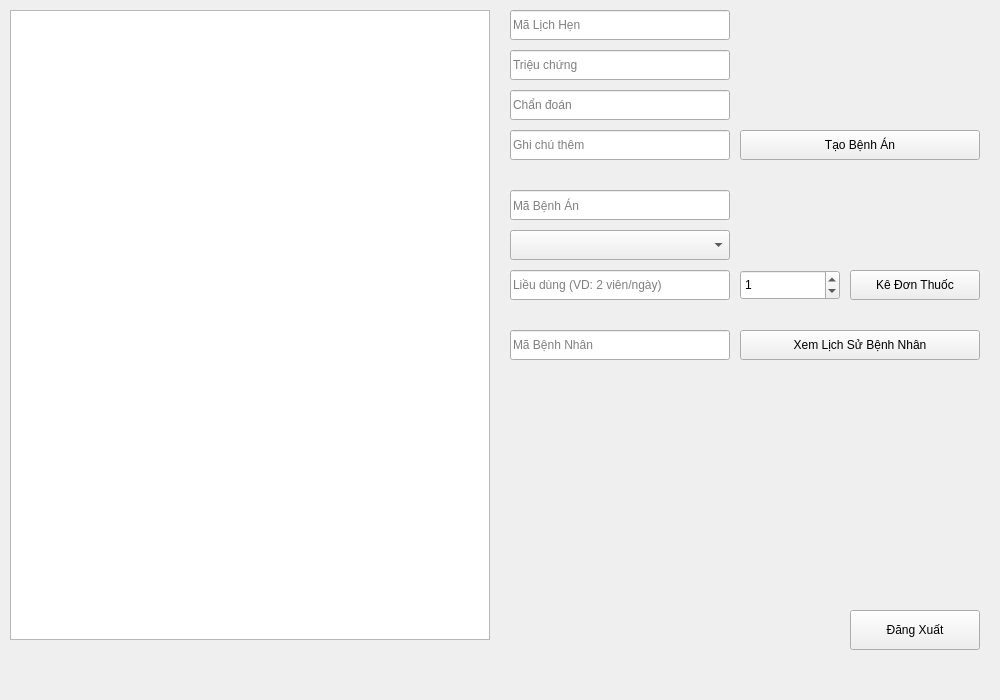
The window that src/ui/DoctorMenu.ui (prestonwanttorevenge/PBL2) describes before a commit, drawn with Qt 5.
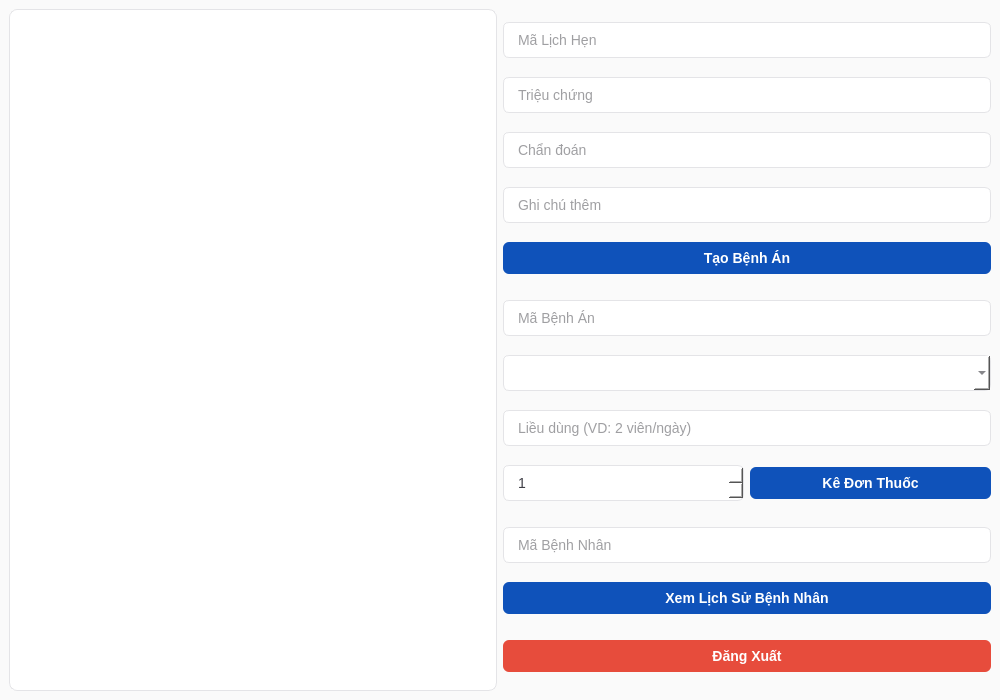
The same window after the commit.

Commit message: Đã làm xong UI

```diff
--- a/src/ui/DoctorMenu.ui
+++ b/src/ui/DoctorMenu.ui
@@ -2,88 +2,119 @@
 <ui version="4.0">
  <class>DoctorMenu</class>
  <widget class="QMainWindow" name="DoctorMenu">
-  <property name="geometry">
-   <rect>
-    <x>0</x>
-    <y>0</y>
-    <width>1000</width>
-    <height>700</height>
-   </rect>
-  </property>
-  <property name="windowTitle">
-   <string>Giao Diện Bác Sĩ - Doctor Menu</string>
-  </property>
-  <widget class="QWidget" name="centralwidget">
-   <!-- Bảng Lịch hẹn / Danh sách khám -->
-   <widget class="QTableWidget" name="tableAppointments">
-    <property name="geometry">
-     <rect>
-      <x>10</x>
-      <y>10</y>
-      <width>480</width>
-      <height>630</height>
-     </rect>
-    </property>
-   </widget>
+  <property name="geometry"><rect><x>0</x><y>0</y><width>1000</width><height>700</height></rect></property>
+  <property name="windowTitle"><string>Giao Diện Bác Sĩ - Doctor Menu</string></property>
+  <property name="styleSheet"><string>QWidget {
+    font-family: 'Inter', 'Segoe UI', 'Arial', sans-serif;
+    font-size: 14px;
+    color: #18181b; /* kẽm-900 (zinc-900) - màu đen dịu */
+    background-color: #fafafa; /* kẽm-50 (zinc-50) - nền trắng xám dịu mắt */
+}
 
-   <!-- Ô nhập tạo Bệnh án -->
-   <widget class="QLineEdit" name="txtAppointmentId">
-    <property name="geometry"><rect><x>510</x><y>10</y><width>220</width><height>30</height></rect></property>
-    <property name="placeholderText"><string>Mã Lịch Hẹn</string></property>
-   </widget>
-   <widget class="QLineEdit" name="txtSymptoms">
-    <property name="geometry"><rect><x>510</x><y>50</y><width>220</width><height>30</height></rect></property>
-    <property name="placeholderText"><string>Triệu chứng</string></property>
-   </widget>
-   <widget class="QLineEdit" name="txtDiagnosis">
-    <property name="geometry"><rect><x>510</x><y>90</y><width>220</width><height>30</height></rect></property>
-    <property name="placeholderText"><string>Chẩn đoán</string></property>
-   </widget>
-   <widget class="QLineEdit" name="txtNotes">
-    <property name="geometry"><rect><x>510</x><y>130</y><width>220</width><height>30</height></rect></property>
-    <property name="placeholderText"><string>Ghi chú thêm</string></property>
-   </widget>
-   <widget class="QPushButton" name="btnCreateMedicalRecord">
-    <property name="geometry"><rect><x>740</x><y>130</y><width>240</width><height>30</height></rect></property>
-    <property name="text"><string>Tạo Bệnh Án</string></property>
-   </widget>
+QMainWindow {
+    background-color: #fafafa;
+}
 
-   <!-- Ô nhập Kê đơn thuốc -->
-   <widget class="QLineEdit" name="txtRecordId">
-    <property name="geometry"><rect><x>510</x><y>190</y><width>220</width><height>30</height></rect></property>
-    <property name="placeholderText"><string>Mã Bệnh Án</string></property>
-   </widget>
-   <widget class="QComboBox" name="cbMedicine">
-    <property name="geometry"><rect><x>510</x><y>230</y><width>220</width><height>30</height></rect></property>
-   </widget>
-   <widget class="QLineEdit" name="txtDosage">
-    <property name="geometry"><rect><x>510</x><y>270</y><width>220</width><height>30</height></rect></property>
-    <property name="placeholderText"><string>Liều dùng (VD: 2 viên/ngày)</string></property>
-   </widget>
-   <widget class="QSpinBox" name="spinBoxQuantity">
-    <property name="geometry"><rect><x>740</x><y>270</y><width>100</width><height>30</height></rect></property>
-    <property name="value"><number>1</number></property>
-   </widget>
-   <widget class="QPushButton" name="btnPrescribeMedicine">
-    <property name="geometry"><rect><x>850</x><y>270</y><width>130</width><height>30</height></rect></property>
-    <property name="text"><string>Kê Đơn Thuốc</string></property>
-   </widget>
+/* NÚT BẤM CHUNG - Màu Oceanic Azure #002B8C */
+QPushButton {
+    background-color: #0F52BA; /* Sapphire - Màu chính cho nút thao tác */
+    color: white;
+    border-radius: 6px;
+    padding: 8px 16px;
+    font-weight: 500;
+    border: none;
+}
 
-   <!-- Xem Lịch sử bệnh nhân -->
-   <widget class="QLineEdit" name="txtPatientId_History">
-    <property name="geometry"><rect><x>510</x><y>330</y><width>220</width><height>30</height></rect></property>
-    <property name="placeholderText"><string>Mã Bệnh Nhân</string></property>
-   </widget>
-   <widget class="QPushButton" name="btnViewPatientHistory">
-    <property name="geometry"><rect><x>740</x><y>330</y><width>240</width><height>30</height></rect></property>
-    <property name="text"><string>Xem Lịch Sử Bệnh Nhân</string></property>
-   </widget>
+QPushButton:hover {
+    background-color: #002B8C; /* Oceanic Azure - Đậm hơn khi hover */
+}
 
-   <!-- Nút Đăng xuất -->
-   <widget class="QPushButton" name="btnLogout">
-    <property name="geometry"><rect><x>850</x><y>610</y><width>130</width><height>40</height></rect></property>
-    <property name="text"><string>Đăng Xuất</string></property>
-   </widget>
+QPushButton:pressed {
+    background-color: #282888; /* Indigo Blue - Khi nhấn */
+}
+
+/* NÚT ĐĂNG XUẤT / XÓA KHẨN CẤP */
+QPushButton#btnLogout, QPushButton#btnDeleteUser, QPushButton#btnDeleteDoctor, QPushButton#btnDeleteMedicine, QPushButton#btnDeleteService {
+    background-color: #e74c3c; /* Đỏ nhạt để cảnh báo */
+}
+
+QPushButton#btnLogout:hover, QPushButton#btnDeleteUser:hover, QPushButton#btnDeleteDoctor:hover, QPushButton#btnDeleteMedicine:hover, QPushButton#btnDeleteService:hover {
+    background-color: #c0392b;
+}
+
+/* Ô NHẬP LIỆU (Input / ComboBox / SpinBox) */
+QLineEdit, QTextEdit, QPlainTextEdit, QComboBox, QSpinBox {
+    background-color: white;
+    border: 1px solid #e4e4e7; /* zinc-200 */
+    border-radius: 6px;
+    padding: 8px 12px;
+    color: #3f3f46; /* zinc-700 */
+}
+
+QLineEdit:focus, QTextEdit:focus, QComboBox:focus, QSpinBox:focus {
+    border: 1px solid #0F52BA; /* Viền Sapphire khi focus */
+    background-color: #F0FFFF; /* Azure nhạt khi focus */
+}
+
+/* BẢNG DỮ LIỆU (Table Widget) */
+QTableView, QTableWidget {
+    background-color: white;
+    gridline-color: #f4f4f5; /* zinc-100 */
+    border: 1px solid #e4e4e7; /* zinc-200 */
+    border-radius: 8px;
+    selection-background-color: #F0FFFF; /* Azure nhạt khi chọn */
+    selection-color: #002B8C; /* Oceanic Azure đậm khi chọn */
+}
+
+/* TIÊU ĐỀ CỘT CỦA BẢNG */
+QHeaderView::section {
+    background-color: #f4f4f5; /* zinc-100 */
+    color: #52525b; /* zinc-600 */
+    padding: 10px;
+    font-weight: bold;
+    border: none;
+    border-bottom: 2px solid #e4e4e7; /* zinc-200 */
+    text-transform: uppercase;
+}
+
+QTableView::item {
+    padding: 8px;
+    border-bottom: 1px solid #f4f4f5;
+}
+
+QTableView::item:hover {
+    background-color: #fafafa;
+}
+</string></property><widget class="QWidget" name="centralwidget">
+   <layout class="QHBoxLayout" name="horizontalLayoutMain">
+    <item>
+     <widget class="QTableWidget" name="tableAppointments" />
+    </item>
+    <item>
+     <layout class="QVBoxLayout" name="verticalLayoutRightPanel">
+      <item><widget class="QLineEdit" name="txtAppointmentId"><property name="placeholderText"><string>Mã Lịch Hẹn</string></property></widget></item>
+      <item><widget class="QLineEdit" name="txtSymptoms"><property name="placeholderText"><string>Triệu chứng</string></property></widget></item>
+      <item><widget class="QLineEdit" name="txtDiagnosis"><property name="placeholderText"><string>Chẩn đoán</string></property></widget></item>
+      <item><widget class="QLineEdit" name="txtNotes"><property name="placeholderText"><string>Ghi chú thêm</string></property></widget></item>
+      <item><widget class="QPushButton" name="btnCreateMedicalRecord"><property name="text"><string>Tạo Bệnh Án</string></property></widget></item>
+      <item><spacer name="verticalSpacer1"><property name="orientation"><enum>Qt::Vertical</enum></property></spacer></item>
+      <item><widget class="QLineEdit" name="txtRecordId"><property name="placeholderText"><string>Mã Bệnh Án</string></property></widget></item>
+      <item><widget class="QComboBox" name="cbMedicine" /></item>
+      <item><widget class="QLineEdit" name="txtDosage"><property name="placeholderText"><string>Liều dùng (VD: 2 viên/ngày)</string></property></widget></item>
+      <item>
+       <layout class="QHBoxLayout" name="horizontalLayoutPrescribe">
+        <item><widget class="QSpinBox" name="spinBoxQuantity"><property name="value"><number>1</number></property></widget></item>
+        <item><widget class="QPushButton" name="btnPrescribeMedicine"><property name="text"><string>Kê Đơn Thuốc</string></property></widget></item>
+       </layout>
+      </item>
+      <item><spacer name="verticalSpacer2"><property name="orientation"><enum>Qt::Vertical</enum></property></spacer></item>
+      <item><widget class="QLineEdit" name="txtPatientId_History"><property name="placeholderText"><string>Mã Bệnh Nhân</string></property></widget></item>
+      <item><widget class="QPushButton" name="btnViewPatientHistory"><property name="text"><string>Xem Lịch Sử Bệnh Nhân</string></property></widget></item>
+      <item><spacer name="verticalSpacer3"><property name="orientation"><enum>Qt::Vertical</enum></property></spacer></item>
+      <item><widget class="QPushButton" name="btnLogout"><property name="text"><string>Đăng Xuất</string></property></widget></item>
+     </layout>
+    </item>
+   </layout>
   </widget>
  </widget>
 </ui>
```
Left out of the diff: 2 changed lines with no effect on the pictures. The commit also changes 4 other files.
